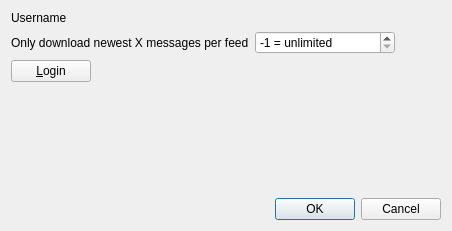
Qt form src/services/inoreader/gui/formeditinoreaderaccount.ui (martinrotter/rssguard) before a commit.
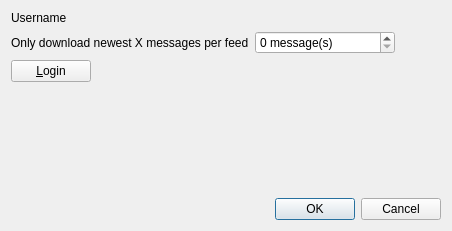
The same form after that commit. Custom widgets are drawn as their Qt base class.

Patch:
```diff
--- a/src/services/inoreader/gui/formeditinoreaderaccount.ui
+++ b/src/services/inoreader/gui/formeditinoreaderaccount.ui
@@ -39,16 +39,7 @@
         </size>
        </property>
        <property name="suffix">
-        <string> = unlimited</string>
-       </property>
-       <property name="minimum">
-        <number>-1</number>
-       </property>
-       <property name="maximum">
-        <number>1000</number>
-       </property>
-       <property name="value">
-        <number>-1</number>
+        <string> message(s)</string>
        </property>
       </widget>
      </item>
```
